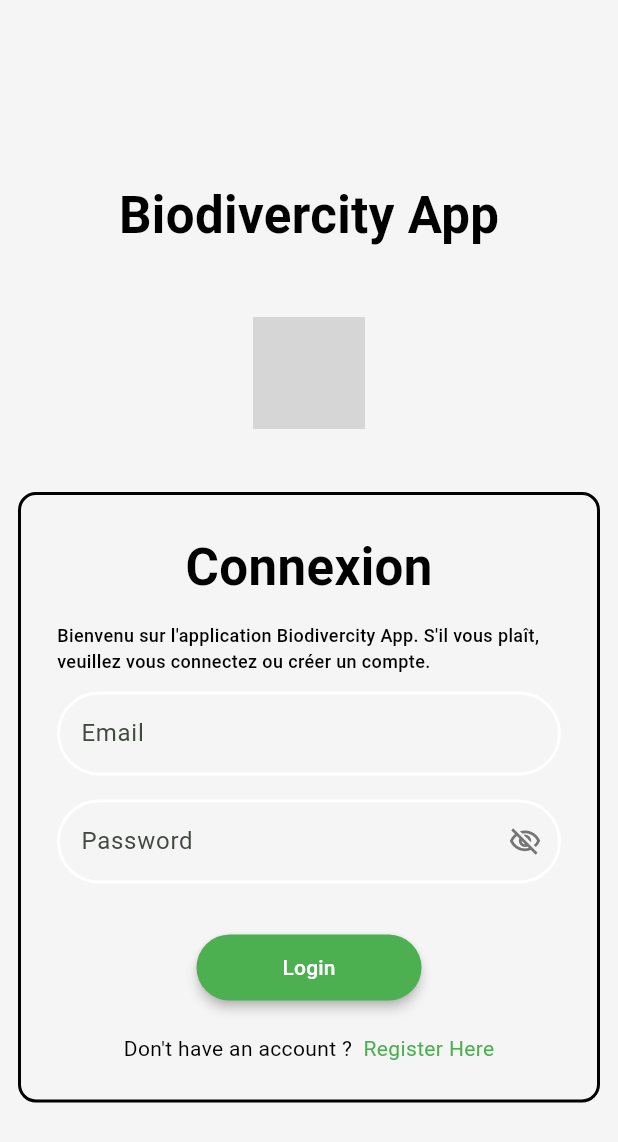
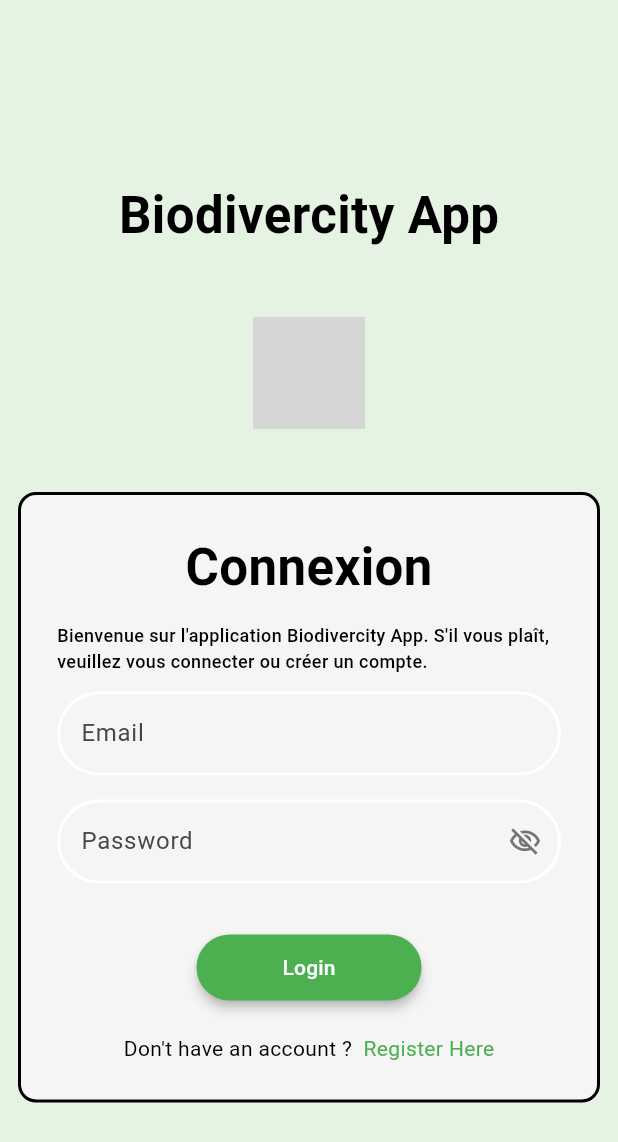
Before and after one commit to Fafary/MMM-Project, a Flutter app: the LoginScreen screen opened by its route, on a phone screen of 412 x 824 dp. Shown: the top 1142 px of the screen. Run offline on Flutter 3.47's test engine with Material 2 defaults, Android fonts, the phone set to English and light mode, and no system bars; our stand-ins replace carousel_slider, cloud_firestore, datetime_picker_formfield, firebase_auth, firebase_core, flutter_form_builder and 3 more; accounts and stored records are empty; network calls fail; grey boxes are pictures that could not be loaded.

Commit message:
Modif DA

```diff
--- a/lib/authentification/login_screen.dart
+++ b/lib/authentification/login_screen.dart
@@ -45,7 +45,7 @@ class LoginScreenState extends State<LoginScreen> {
       },
       child: Scaffold(
         key: scaffoldKey,
-        backgroundColor: const Color(0xFFF5F5F5),
+        backgroundColor: const Color(0xFFE5F3E2), // Couleur de fond inspirée de la nature
         body: SafeArea(
           top: true,
           child: Align(
@@ -109,7 +109,7 @@ class LoginScreenState extends State<LoginScreen> {
                           const Padding(
                             padding: EdgeInsets.symmetric(vertical: 12.0),
                             child: Text(
-                              'Bienvenu sur l\'application Biodivercity App. S\'il vous plaît, veuillez vous connectez ou créer un compte.',
+                              'Bienvenue sur l\'application Biodivercity App. S\'il vous plaît, veuillez vous connecter ou créer un compte.',
                               style: TextStyle(
                                 fontFamily: 'Roboto',
                                 color: Colors.black,
@@ -206,7 +206,8 @@ class LoginScreenState extends State<LoginScreen> {
                                 MaterialPageRoute(
                                   builder: (context) => const ListCampaignScreen(),
                                 ),
-                              );                            },
+                              );
+                            },
                             style: ElevatedButton.styleFrom(
                               minimumSize: const Size(150, 44),
                               backgroundColor: Colors.green,
--- a/lib/dir_fiche/fiche_screen.dart
+++ b/lib/dir_fiche/fiche_screen.dart
@@ -108,7 +108,7 @@ class FicheWidgetState extends State<FicheWidget> {
                         obscureText: false,
                         decoration: InputDecoration(
                           labelText: 'Observation',
-                          hintText: 'Add an observation here...',
+                          hintText: 'Ajoutez une observation...',
                           hintStyle: Theme.of(context).textTheme.bodyMedium,
                           enabledBorder: OutlineInputBorder(
                             borderSide: const BorderSide(
@@ -224,7 +224,7 @@ class FicheWidgetState extends State<FicheWidget> {
                   padding: const EdgeInsets.symmetric(horizontal: 16, vertical: 16),
                   child: ElevatedButton(
                     onPressed: () {
-                      log('Button pressed ...');
+                      log('Button appuyer');
                     },
                     style: ElevatedButton.styleFrom(
                       backgroundColor: const Color(0xFF25C419),
@@ -234,7 +234,7 @@ class FicheWidgetState extends State<FicheWidget> {
                         borderRadius: BorderRadius.circular(10),
                       ),
                     ),
-                    child: const Text('Submit'),
+                    child: const Text('Soumettre'),
                   ),
                 ),
               ],
```
Also changed, not shown: lib/dir_campagne/campagne_screen.dart (+4 -4 lines).
